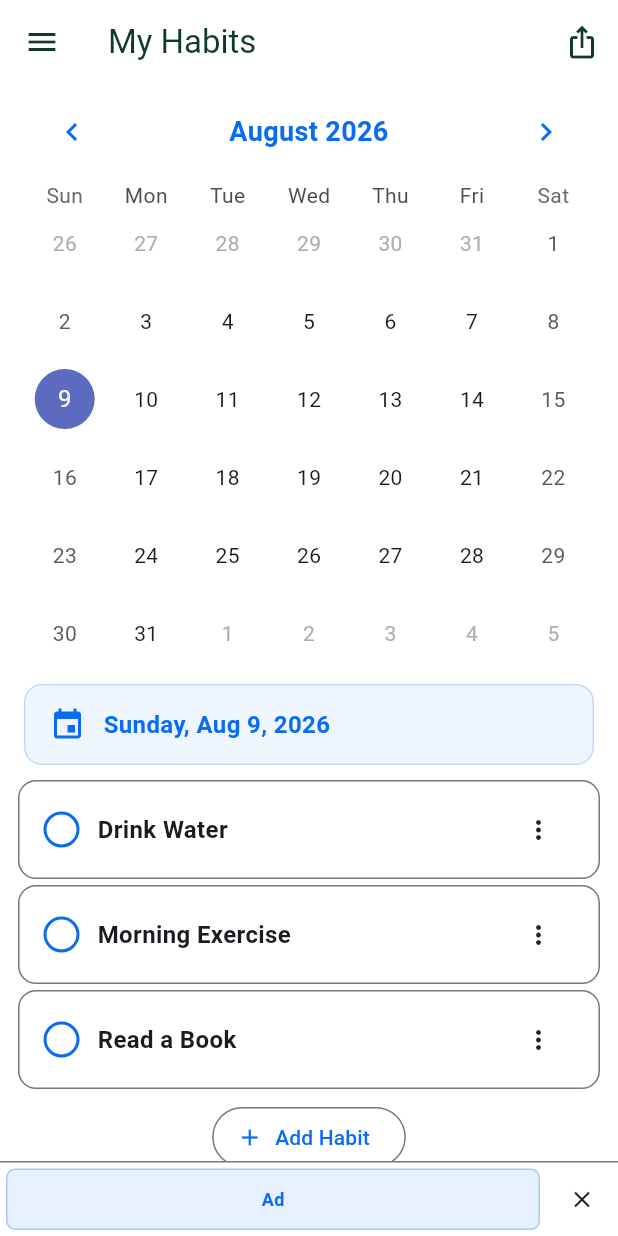
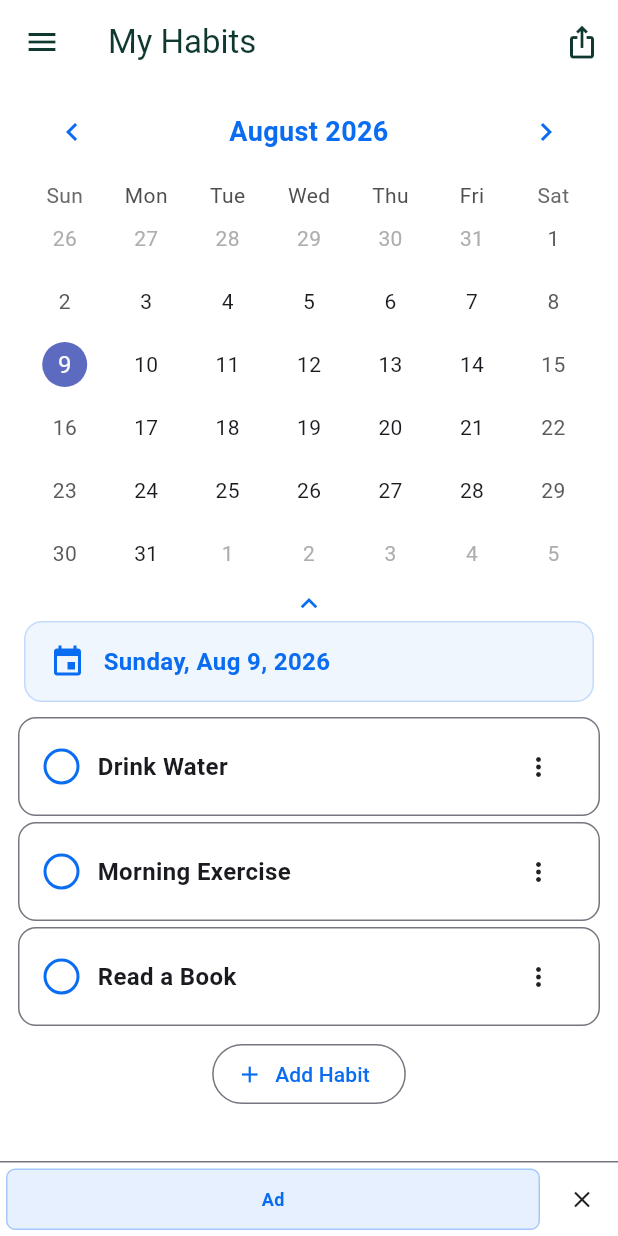
Before and after one commit to ahgnodmik/Habittab, a Flutter app: the screen it shows after launch, on a phone screen of 412 x 824 dp. Run offline on Flutter 3.47's test engine with Material 3 defaults, Android fonts, the phone set to English and light mode, and no system bars; drawn by our look-alikes of table_calendar; our stand-ins replace google_mobile_ads, package_info_plus, share_plus, shared_preferences; missing offline and left inert: home_widget; network calls fail.

Commit message:
Calendar UX: compact rows, collapse toggle, header date picker, scrollbar
- Reduce calendar row height (42) and weekday header height so the month
  grid takes less vertical space, leaving more room for the habit list
- Add a collapse/expand handle under the calendar toggling month <-> week
  (chevron indicates state)
- Tap the month/year header to open a date picker (month/year navigator)
  that jumps the calendar to any date
- Always show a scrollbar on the habit list so scrollability is discoverable
- Fix "AdWidget is already in the widget tree" by caching a single AdWidget
  per loaded BannerAd instead of rebuilding it every frame

Co-Authored-By: Claude Fable 5 <noreply@anthropic.com>

```diff
--- a/lib/pages/habit_list_page.dart
+++ b/lib/pages/habit_list_page.dart
@@ -36,13 +36,15 @@ class _HabitListPageState extends State<HabitListPage>
   Map<String, Set<String>> _checked = {};
 
   DateTime _selectedDate = DateTime.now();
-  final CalendarFormat _calendarFormat = CalendarFormat.month;
+  CalendarFormat _calendarFormat = CalendarFormat.month;
+  final ScrollController _listController = ScrollController();
   bool _showLongPressTip = false;
   bool _showAdBanner = true;
   bool _isDarkMode = false;
   String _appVersion = '';
 
   BannerAd? _bannerAd;
+  Widget? _adWidget;
   bool _isBannerAdReady = false;
 
   static const String _releaseBannerAdUnitId =
@@ -796,6 +798,7 @@ class _HabitListPageState extends State<HabitListPage>
 
   void _loadBannerAd() {
     _bannerAd?.dispose();
+    _adWidget = null;
     _bannerAd = BannerAd(
       adUnitId: _bannerAdUnitId,
       request: const AdRequest(),
@@ -806,10 +809,20 @@ class _HabitListPageState extends State<HabitListPage>
             ad.dispose();
             return;
           }
-          setState(() => _isBannerAdReady = true);
+          setState(() {
+            // Cache a single AdWidget so rebuilds reuse the same element
+            // instead of re-inserting the ad ("already in the widget tree").
+            _adWidget = AdWidget(ad: ad as BannerAd);
+            _isBannerAdReady = true;
+          });
         },
         onAdFailedToLoad: (ad, err) {
-          if (mounted) setState(() => _isBannerAdReady = false);
+          if (mounted) {
+            setState(() {
+              _isBannerAdReady = false;
+              _adWidget = null;
+            });
+          }
           ad.dispose();
           Future.delayed(const Duration(seconds: 5), () {
             if (mounted && _showAdBanner) _loadBannerAd();
@@ -824,7 +837,46 @@ class _HabitListPageState extends State<HabitListPage>
   void dispose() {
     WidgetsBinding.instance.removeObserver(this);
     _bannerAd?.dispose();
+    _listController.dispose();
     super.dispose();
+  }
+
+  /// Collapse/expand handle under the calendar. Toggles between the full
+  /// month view and a compact single-week view.
+  Widget _buildCalendarHandle() {
+    final expanded = _calendarFormat == CalendarFormat.month;
+    return InkWell(
+      onTap: () {
+        setState(() {
+          _calendarFormat =
+              expanded ? CalendarFormat.week : CalendarFormat.month;
+        });
+      },
+      child: SizedBox(
+        height: 24,
+        child: Center(
+          child: Icon(
+            expanded ? Icons.expand_less : Icons.expand_more,
+            color: kPointColor,
+            size: 22,
+          ),
+        ),
+      ),
+    );
+  }
+
+  /// Opens a date picker so the header acts as a month/year navigator.
+  Future<void> _pickMonth() async {
+    final picked = await showDatePicker(
+      context: context,
+      initialDate: _selectedDate,
+      firstDate: DateTime.now().subtract(const Duration(days: 365)),
+      lastDate: DateTime.now().add(const Duration(days: 365)),
+      initialEntryMode: DatePickerEntryMode.calendarOnly,
+    );
+    if (picked != null && mounted) {
+      setState(() => _selectedDate = picked);
+    }
   }
 
   @override
@@ -1010,11 +1062,21 @@ class _HabitListPageState extends State<HabitListPage>
                   firstDay: DateTime.now().subtract(const Duration(days: 365)),
                   lastDay: DateTime.now().add(const Duration(days: 365)),
                   focusedDay: _selectedDate,
+                  rowHeight: 42,
+                  daysOfWeekHeight: 18,
                   selectedDayPredicate: (day) => isSameDay(day, _selectedDate),
                   onDaySelected: (selectedDay, focusedDay) {
                     setState(() => _selectedDate = selectedDay);
                   },
                   calendarFormat: _calendarFormat,
+                  availableCalendarFormats: const {
+                    CalendarFormat.month: 'Month',
+                    CalendarFormat.week: 'Week',
+                  },
+                  onFormatChanged: (format) {
+                    setState(() => _calendarFormat = format);
+                  },
+                  onHeaderTapped: (_) => _pickMonth(),
                   headerStyle: HeaderStyle(
                     formatButtonVisible: false,
                     titleCentered: true,
@@ -1043,7 +1105,7 @@ class _HabitListPageState extends State<HabitListPage>
                           ].take(4).toList();
                       if (colors.isEmpty) return null;
                       return Padding(
-                        padding: const EdgeInsets.only(top: 28),
+                        padding: const EdgeInsets.only(top: 24),
                         child: Row(
                           mainAxisAlignment: MainAxisAlignment.center,
                           children: [
@@ -1066,7 +1128,7 @@ class _HabitListPageState extends State<HabitListPage>
                   ),
                 ),
               ),
-              const SizedBox(height: 8),
+              _buildCalendarHandle(),
               Padding(
                 padding: const EdgeInsets.symmetric(horizontal: 16),
                 child: Container(
@@ -1100,7 +1162,11 @@ class _HabitListPageState extends State<HabitListPage>
               ),
               const SizedBox(height: 8),
               Expanded(
+                child: Scrollbar(
+                  controller: _listController,
+                  thumbVisibility: true,
                   child: ListView.builder(
+                    controller: _listController,
                     padding: EdgeInsets.only(
                       bottom:
                           _showAdBanner
@@ -1125,6 +1191,7 @@ class _HabitListPageState extends State<HabitListPage>
                         ],
                       );
                     },
+                  ),
                 ),
               ),
             ],
@@ -1190,8 +1257,8 @@ class _HabitListPageState extends State<HabitListPage>
                       child: Container(
                         margin: const EdgeInsets.all(4),
                         child:
-                            _isBannerAdReady && _bannerAd != null
-                                ? AdWidget(ad: _bannerAd!)
+                            _isBannerAdReady && _adWidget != null
+                                ? _adWidget!
                                 : Container(
                                   height: 42,
                                   decoration: BoxDecoration(
```
Lines whose indentation alone changed are shown as unchanged.
